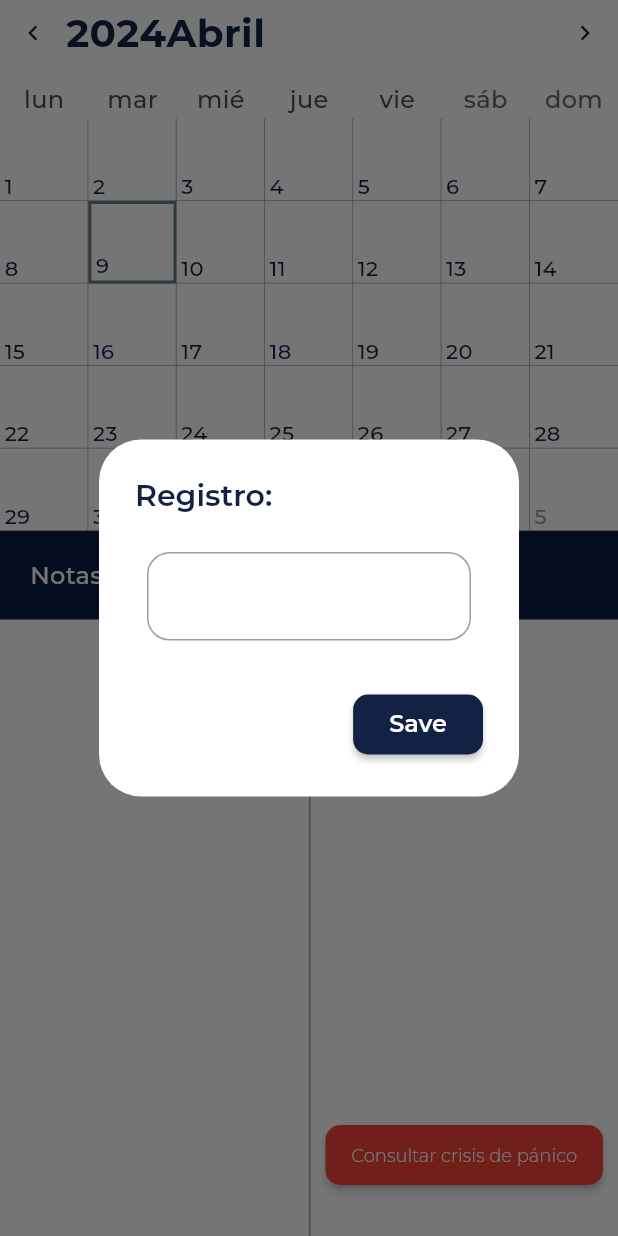
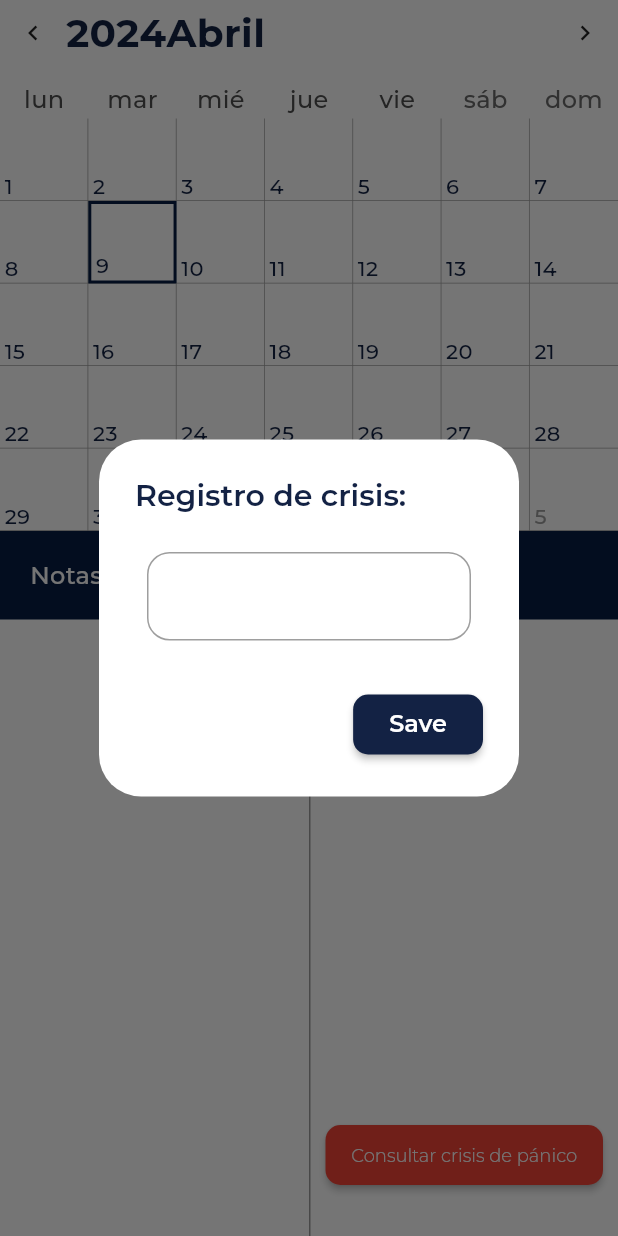
Before and after one commit to HadalyVillasclaras/somnia-ghanta, a Flutter app: the CalendarView widget shown alone on an empty page, opened directly with empty values, after a tap on "Consultar crisis de pánico", on a phone screen of 412 x 824 dp. Run offline on Flutter 3.47's test engine with Material 3 defaults, Android fonts, the phone set to English and light mode, and no system bars; drawn by our look-alikes of table_calendar; our stand-ins replace animate_do, appinio_swiper, dio, easy_date_timeline, flutter_dotenv, flutter_riverpod and 7 more; missing offline and left inert: fancy_audio_recorder, super_tooltip; accounts and stored records are empty.

Commit message:
feat: render emoji icons on calendar

```diff
--- a/lib/domain/_domain.dart
+++ b/lib/domain/_domain.dart
@@ -8,5 +8,5 @@ export 'package:ghanta/domain/datasources/feedback/feedback_datasource.dart';
 
 
 export 'package:ghanta/domain/entities/course.dart';
-export 'package:ghanta/domain/entities/user_feedback.dart';
-export 'package:ghanta/domain/entities/feedback.dart';
+export 'package:ghanta/domain/entities/feedback/user_feedback.dart';
+export 'package:ghanta/domain/entities/feedback/feedback.dart';
--- a/lib/infraestructure/datasources/feedback_datasource_impl.dart
+++ b/lib/infraestructure/datasources/feedback_datasource_impl.dart
@@ -22,7 +22,6 @@ class FeedbackDatasourceImpl extends FeedbackDatasource {
       final feedbackApiModelList = List<FeedbackApiModel>.from(
           response.data['data'].map((x) => FeedbackApiModel.fromJson(x)));
 
-      // final feedbacks = feedbackApiModelList.map((e) => FeedbackMapper.feedbackApiModelToEntity(e)).toList();
       final userFeedbacks = UserFeedbackMapper.fromFeedbackApiModelList(feedbackApiModelList);
       return userFeedbacks;
     } on DioException catch (e) {
--- a/lib/presentation/views/calendar/calendar_view.dart
+++ b/lib/presentation/views/calendar/calendar_view.dart
@@ -1,5 +1,4 @@
 import 'package:flutter/material.dart';
-import 'package:flutter/widgets.dart';
 import 'package:ghanta/domain/_domain.dart';
 import 'package:ghanta/presentation/views/calendar/calendar_custom_styles.dart';
 import 'package:ghanta/presentation/views/calendar/event.dart';
@@ -36,7 +35,6 @@ class _CalendarViewState extends State<CalendarView> {
     super.initState();
 
     _organizeFeedbacks();
-    printFeedbackEvents();
 
     _selectedDay = _focusedDay;
     _selectedEvents = ValueNotifier(_getEventsForDay(_selectedDay!));
@@ -56,12 +54,6 @@ class _CalendarViewState extends State<CalendarView> {
       feedbacksByDate = map;
     });
   }
-
-  void printFeedbackEvents() {
-    print('FEEDBACK EVENTS');
-      print(feedbacksByDate);
-  }
-
 
   void _onDaySelected(DateTime selectedDay, DateTime focusedDay) {
     setState(() {
@@ -90,7 +82,7 @@ class _CalendarViewState extends State<CalendarView> {
       builder: (context) {
         return AlertDialog(
           scrollable: true,
-          title: Text("Registro:"),
+          title: Text("Registro de crisis:"),
           content: Padding(
             padding: EdgeInsets.all(8),
             child: TextField(
@@ -111,9 +103,6 @@ class _CalendarViewState extends State<CalendarView> {
       },
     );
   }
-
-
-
 
   //devuelve la lista de eventos que haga match con el DateTime
   List<Event>_getEventsForDay(DateTime day) {
@@ -152,7 +141,10 @@ class _CalendarViewState extends State<CalendarView> {
               DateTime dateOnly = DateTime(date.year, date.month, date.day);
               // it checks on every month change
               if (feedbacksByDate.containsKey(dateOnly)) {
-                return FeedbacksMarkerBuilder(date: date);
+                List<int> emotions = feedbacksByDate[dateOnly]!
+                .expand((feedback) => feedback.feedbackDetails.map((detail) => detail.emotion))
+                .toList();
+                return FeedbacksMarkerBuilder(date: date, emotions: emotions);
               }
             },
           ),
@@ -161,7 +153,7 @@ class _CalendarViewState extends State<CalendarView> {
           },
         ),
         Container(
-          color: Color.fromARGB(255, 6, 28, 67),
+          color: const Color.fromARGB(255, 6, 28, 67),
           padding: const EdgeInsets.symmetric(horizontal: 20, vertical: 18),
           child: const Text('Notas', style:TextStyle(color: Colors.white),),
         ),
@@ -247,6 +239,14 @@ class EmotionsField extends StatelessWidget {
   final DateTime? _selectedDay;
   final Map<DateTime, List<UserFeedback>> feedbacksByDate;
 
+  String? _getEmojiIconPath(int emotionNumber) {
+    if (emotionNumber >= 1 && emotionNumber <= 16) {
+      return 'assets/icons/emotions/emoji-$emotionNumber.png';
+    } else {
+      return null;
+    }
+  }
+
   @override
   Widget build(BuildContext context) {
     return SizedBox(
@@ -254,12 +254,16 @@ class EmotionsField extends StatelessWidget {
       child: Wrap(
         children: _selectedDay != null && feedbacksByDate.containsKey(DateTime(_selectedDay!.year, _selectedDay!.month, _selectedDay!.day))
         ? feedbacksByDate[DateTime(_selectedDay!.year, _selectedDay!.month, _selectedDay!.day)]!
-            .expand((feedback) => feedback.feedbackDetails.map((detail) => Padding(
+          .expand((feedback) => feedback.feedbackDetails.map((detail) {
+              final emojiIconPath = _getEmojiIconPath(detail.emotion);
+              return emojiIconPath != null
+              ? Padding(
                 padding: const EdgeInsets.all(1.0),
-                child: Text(detail.emotion.toString()),
-              )))
+                child: Image.asset(emojiIconPath, width: 50, height: 50),)
+              : const SizedBox.shrink();
+            }))
             .toList()
-        : [Text('')],
+        : [const Text('')],
       ),
     );
   }
```
Also changed, not shown: lib/presentation/views/calendar/calendar_builders.dart (+20 -10 lines), lib/domain/entities/feedback/feedback.dart (renamed from lib/domain/entities/feedback.dart), lib/domain/entities/feedback/user_feedback.dart (line endings or trailing spaces).
